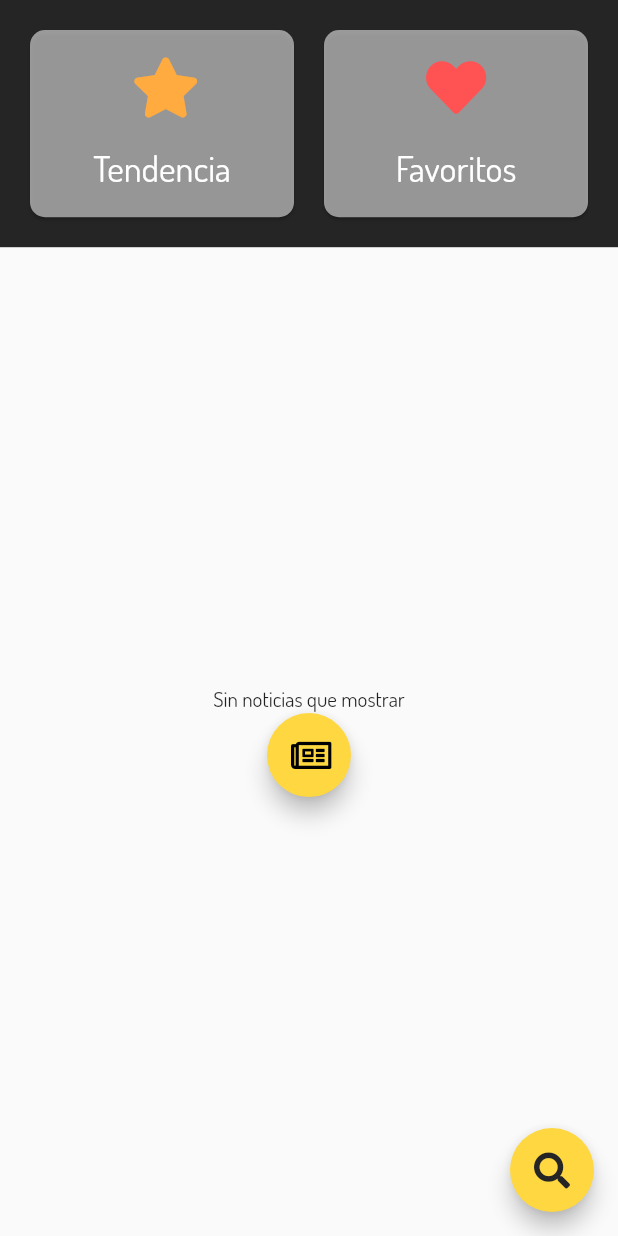
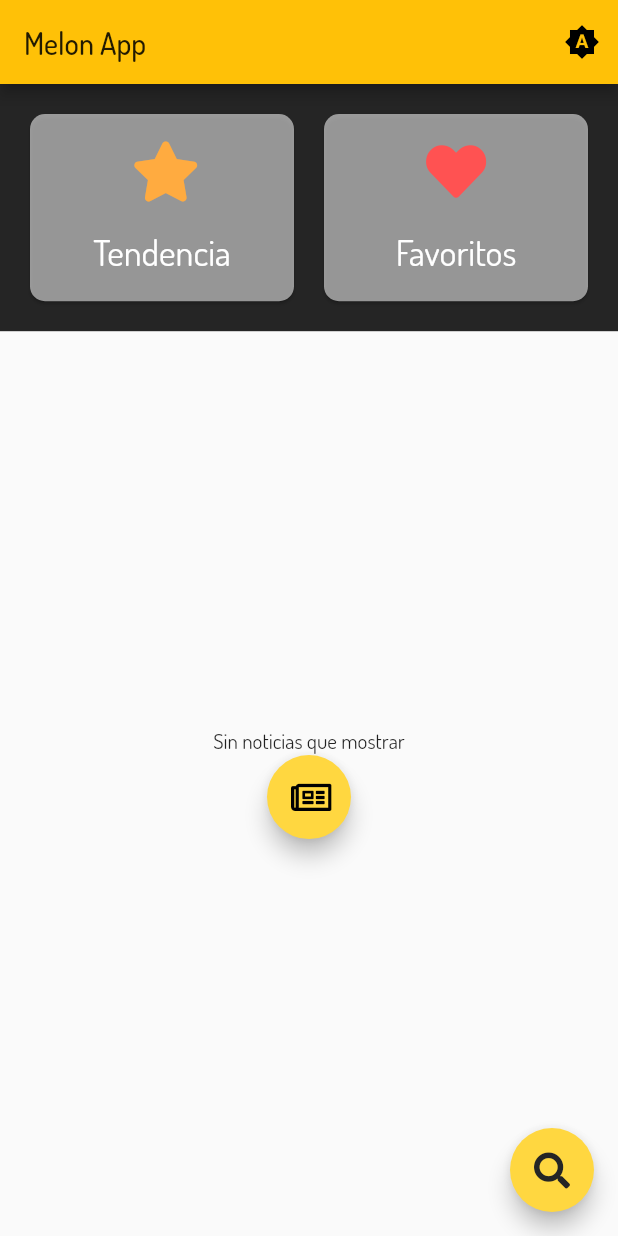
Before and after one commit to AndresitoStar/movie_search, a Flutter app: the screen it shows after launch, on a phone screen of 412 x 824 dp. Run offline on Flutter 3.47's test engine with Material 2 defaults, Android fonts, the phone set to English and light mode, and no system bars; our stand-ins replace cached_network_image, dio, easy_dynamic_theme, extended_image, flutter_cache_manager, font_awesome_flutter and 3 more; missing offline and left inert: bmnav; generated files the repository leaves out were written again.

Commit message:
Integrate EasyDynamicTheme plugin

```diff
--- a/lib/main.dart
+++ b/lib/main.dart
@@ -1,3 +1,5 @@
+import 'package:easy_dynamic_theme/easy_dynamic_theme.dart';
+import 'package:movie_search/ui/app_theme.dart';
 import 'package:movie_search/ui/pages/dashboard.dart';
 
 import 'data/moor_database.dart';
@@ -7,7 +9,6 @@ import 'package:flutter/material.dart';
 import 'package:provider/provider.dart';
 import 'providers/audiovisuales_provider.dart';
 import 'providers/games_provider.dart';
-import 'ui/screens/home_screen.dart';
 
 import 'ui/screens/favs_screen.dart';
 import 'ui/screens/onboard.dart';
@@ -15,7 +16,8 @@ import 'ui/screens/onboard.dart';
 //LoginService service = new LoginService();
 
 //void main() => runApp(Home());
-void main() => runApp(HomeImbd(showOnboard: false,));
+//void main() => runApp(HomeImbd(showOnboard: false,));
+void main() => runApp(EasyDynamicThemeWidget(child: HomeImbd(showOnboard: false,)));
 
 class HomeImbd extends StatelessWidget {
   final bool showOnboard;
@@ -36,11 +38,9 @@ class HomeImbd extends StatelessWidget {
       child: MaterialApp(
         title: 'Melon App',
         debugShowCheckedModeBanner: false,
-        theme: ThemeData(
-            primarySwatch: Colors.amber,
-            accentColor: Colors.amberAccent,
-            fontFamily: 'Dosis'),
-        themeMode: ThemeMode.dark,
+        theme: AppTheme.lightTheme,
+        darkTheme: AppTheme.darkTheme,
+        themeMode: EasyDynamicTheme.of(context).themeMode,
         home: showOnboard ? OnboardScreen() : Dashboard(),
         routes: {
           AudiovisualDetail.routeName: (ctx) => AudiovisualDetail(),
--- /dev/null
+++ b/lib/ui/app_theme.dart
@@ -0,0 +1,38 @@
+import 'package:flutter/material.dart';
+
+class AppTheme {
+
+  static final ThemeData lightTheme = ThemeData(
+    primarySwatch: Colors.amber,
+    accentColor: Colors.amberAccent,
+    fontFamily: 'Dosis',
+    iconTheme: IconThemeData(
+      color: Colors.black87,
+    ),
+    textTheme: new TextTheme(
+      headline4: TextStyle(color: Colors.black87),
+      headline6: TextStyle(color: Colors.black87),
+      button: TextStyle(color: Colors.black54),
+      caption: TextStyle(color: Colors.black54),
+      subtitle1: TextStyle(color: Colors.black54),
+      bodyText1: TextStyle(color: Colors.black54),
+    ),
+  );
+
+  static final ThemeData darkTheme = ThemeData(
+    primarySwatch: Colors.amber,
+    accentColor: Colors.amberAccent,
+    fontFamily: 'Dosis',
+    iconTheme: IconThemeData(
+      color: Colors.white54,
+    ),
+    textTheme: new TextTheme(
+      headline4: TextStyle(color: Colors.white70),
+      headline6: TextStyle(color: Colors.white70),
+      button: TextStyle(color: Colors.white60),
+      caption: TextStyle(color: Colors.white54),
+      subtitle1: TextStyle(color: Colors.white54),
+      bodyText1: TextStyle(color: Colors.white54),
+    ),
+  );
+}
--- a/lib/ui/pages/dashboard.dart
+++ b/lib/ui/pages/dashboard.dart
@@ -1,3 +1,4 @@
+import 'package:easy_dynamic_theme/easy_dynamic_theme.dart';
 import 'package:movie_search/providers/audiovisuales_provider.dart';
 import 'package:movie_search/ui/pages/trending_page.dart';
 import 'package:movie_search/ui/screens/movie_search_delegate.dart';
@@ -18,6 +19,12 @@ class _DashboardState extends State<Dashboard> with AutomaticKeepAliveClientMixi
   Widget build(BuildContext context) {
     Provider.of<AudiovisualListProvider>(context).synchronizeDashboard(context);
     return Scaffold(
+      appBar: AppBar(
+        title: Text('Melon App', style: Theme.of(context).textTheme.headline6,),
+        actions: [
+          EasyDynamicThemeBtn(),
+        ],
+      ),
       floatingActionButton: FloatingActionButton(
         heroTag: 'search',
         onPressed: () => showSearch(context: context, delegate: MovieSearchDelegate()),
--- a/pubspec.yaml
+++ b/pubspec.yaml
@@ -41,6 +41,7 @@ dependencies:
   introduction_screen: ^1.0.7
   dio: 3.0.9
   extended_image: 1.1.0
+  easy_dynamic_theme: ^0.0.5
 
 dev_dependencies:
   flutter_test:
```
Also changed, not shown: pubspec.lock, 1 other file.
